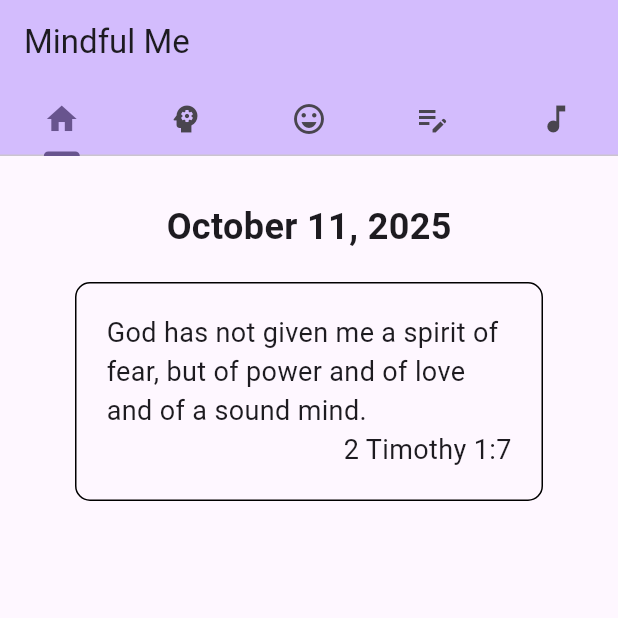
After one commit to lajacl/mindfulness-app, a Flutter app: the screen it shows after launch, on a phone screen of 412 x 824 dp, the top half of it. The commit adds this screen. Run offline on Flutter 3.47's test engine with Material 3 defaults, Android fonts, the light colour scheme and no system bars.

Commit message:
Extract home screen layout to a seperate file

```diff
--- /dev/null
+++ b/lib/home.dart
@@ -0,0 +1,64 @@
+import 'package:flutter/material.dart';
+import 'package:intl/intl.dart';
+
+class HomePage extends StatefulWidget {
+  const HomePage({super.key});
+
+  @override
+  State<HomePage> createState() => _HomePageState();
+}
+
+class _HomePageState extends State<HomePage> {
+  final Map<String, String> message = {
+    'text':
+        'God has not given me a spirit of fear, but of power and of love and of a sound mind.',
+    'verse': '2 Timothy 1:7',
+  };
+
+  String _getDate() {
+    DateTime datetime = DateTime.now();
+    return DateFormat('MMMM d, yyyy').format(datetime);
+  }
+
+  @override
+  Widget build(BuildContext context) {
+    return Center(
+      child: Padding(
+        padding: EdgeInsets.symmetric(horizontal: 50, vertical: 10),
+        child: Column(
+          mainAxisAlignment: MainAxisAlignment.start,
+          children: <Widget>[
+            Padding(
+              padding: EdgeInsets.all(20),
+              child: Text(
+                _getDate(),
+                style: TextStyle(fontWeight: FontWeight.bold, fontSize: 24),
+              ),
+            ),
+            Container(
+              decoration: BoxDecoration(
+                border: Border.all(),
+                borderRadius: BorderRadius.all(Radius.circular(10)),
+              ),
+              child: Padding(
+                padding: EdgeInsets.all(20),
+                child: Column(
+                  children: [
+                    Text(message['text']!, style: TextStyle(fontSize: 18)),
+                    Align(
+                      alignment: AlignmentGeometry.bottomRight,
+                      child: Text(
+                        message['verse']!,
+                        style: TextStyle(fontSize: 18),
+                      ),
+                    ),
+                  ],
+                ),
+              ),
+            ),
+          ],
+        ),
+      ),
+    );
+  }
+}
```
Also changed, not shown: lib/main.dart (+2 -56 lines).
